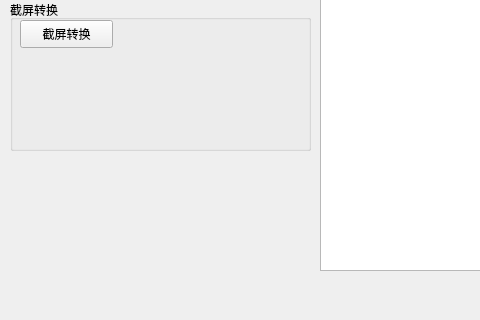
Above: ui_main.ui from huangkaining/pdf2word before the change; both pictures show x 0 to 480 and y 280 to 600 of the 800 by 600 pixel window. Below: the same form after it.
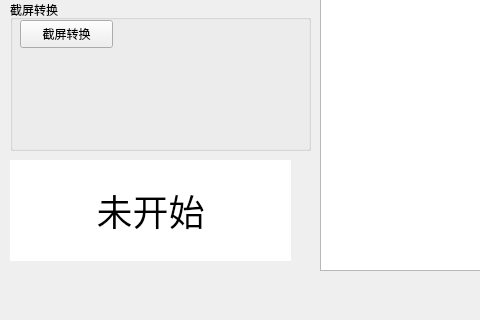
That is the form after the change.

Commit message: pdfminer分析放到了子线程中，添加了状态栏

```diff
--- a/ui_main.ui
+++ b/ui_main.ui
@@ -163,6 +163,30 @@
      </property>
     </widget>
    </widget>
+   <widget class="QLabel" name="statuelabel">
+    <property name="geometry">
+     <rect>
+      <x>10</x>
+      <y>440</y>
+      <width>281</width>
+      <height>101</height>
+     </rect>
+    </property>
+    <property name="font">
+     <font>
+      <pointsize>27</pointsize>
+     </font>
+    </property>
+    <property name="styleSheet">
+     <string notr="true">background-color: rgb(255, 255, 255);</string>
+    </property>
+    <property name="text">
+     <string>未开始</string>
+    </property>
+    <property name="alignment">
+     <set>Qt::AlignCenter</set>
+    </property>
+   </widget>
   </widget>
   <widget class="QMenuBar" name="menubar">
    <property name="geometry">
```
The commit also changes 2 other files.
